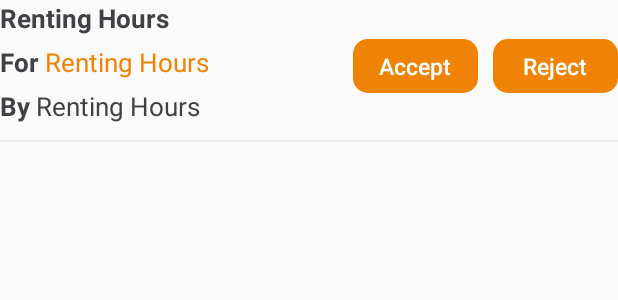
After one commit to aybeedee/spot-it, an Android app: the layout rent_request_component.xml on its own in the app's theme, with its tools: preview values and no code run, on a phone screen of 412 x 824 dp. The commit adds this screen. Shown: the top 300 px of the screen. Run offline under Robolectric (Android 15) with nearby library versions, the phone set to English and light mode, and no system bars.

Commit message:
set up recycler for rent requests

```diff
--- a/app/src/main/java/com/abdullahumer/i200528/ItemReference.java
+++ b/app/src/main/java/com/abdullahumer/i200528/ObjectReference.java
@@ -1,12 +1,12 @@
 package com.abdullahumer.i200528;
 
-public class ItemReference {
+public class ObjectReference {
 
     String id;
 
-    public ItemReference() {}
+    public ObjectReference() {}
 
-    public ItemReference(String id) {
+    public ObjectReference(String id) {
         this.id = id;
     }
 
--- a/app/src/main/res/layout/fragment_home.xml
+++ b/app/src/main/res/layout/fragment_home.xml
@@ -95,6 +95,7 @@
                         android:layout_marginLeft="20dp" />
 
                     <TextView
+                        android:id="@+id/viewRequests"
                         android:layout_width="wrap_content"
                         android:layout_height="wrap_content"
                         android:text="View Requests"
--- /dev/null
+++ b/app/src/main/res/layout/rent_request_component.xml
@@ -0,0 +1,125 @@
+<?xml version="1.0" encoding="utf-8"?>
+<LinearLayout xmlns:android="http://schemas.android.com/apk/res/android"
+    xmlns:app="http://schemas.android.com/apk/res-auto"
+    xmlns:tools="http://schemas.android.com/tools"
+    android:layout_width="match_parent"
+    android:layout_height="wrap_content"
+    android:layout_marginBottom="10dp"
+    android:orientation="vertical"
+    android:id="@+id/request">
+
+    <LinearLayout
+        android:layout_width="match_parent"
+        android:layout_height="wrap_content"
+        android:orientation="horizontal">
+
+        <LinearLayout
+            android:layout_width="0dp"
+            android:layout_height="wrap_content"
+            android:orientation="vertical"
+            android:layout_weight="2">
+
+            <TextView
+                android:id="@+id/itemName"
+                android:layout_width="match_parent"
+                android:layout_height="wrap_content"
+                android:text="Renting Hours"
+                android:textSize="17sp"
+                android:textStyle="bold"
+                android:textColor="@color/primary_grey_1"
+                android:layout_marginBottom="5dp"
+                android:layout_marginRight="20dp" />
+
+            <LinearLayout
+                android:layout_width="match_parent"
+                android:layout_height="wrap_content"
+                android:orientation="horizontal">
+
+                <TextView
+                    android:layout_width="wrap_content"
+                    android:layout_height="wrap_content"
+                    android:text="For "
+                    android:textSize="17sp"
+                    android:textStyle="bold"
+                    android:textColor="@color/primary_grey_1"
+                    android:layout_marginBottom="5dp" />
+
+                <TextView
+                    android:id="@+id/hours"
+                    android:layout_width="wrap_content"
+                    android:layout_height="wrap_content"
+                    android:text="Renting Hours"
+                    android:textSize="17sp"
+                    android:textColor="@color/primary_orange"
+                    android:layout_marginBottom="5dp" />
+
+            </LinearLayout>
+
+            <LinearLayout
+                android:layout_width="match_parent"
+                android:layout_height="wrap_content"
+                android:orientation="horizontal">
+
+                <TextView
+                    android:layout_width="wrap_content"
+                    android:layout_height="wrap_content"
+                    android:text="By "
+                    android:textSize="17sp"
+                    android:textStyle="bold"
+                    android:textColor="@color/primary_grey_1"
+                    android:layout_marginBottom="5dp" />
+
+                <TextView
+                    android:id="@+id/customerName"
+                    android:layout_width="wrap_content"
+                    android:layout_height="wrap_content"
+                    android:text="Renting Hours"
+                    android:textSize="17sp"
+                    android:textColor="@color/primary_grey_1"
+                    android:layout_marginBottom="5dp" />
+
+            </LinearLayout>
+
+        </LinearLayout>
+
+        <LinearLayout
+            android:layout_width="0dp"
+            android:layout_height="wrap_content"
+            android:orientation="horizontal"
+            android:layout_weight="1.5"
+            android:layout_gravity="center_vertical">
+
+            <Button
+                android:text="Accept"
+                android:layout_weight="1"
+                android:layout_width="0dp"
+                android:layout_height="36dp"
+                android:background="@drawable/button"
+                android:textColor="@color/white"
+                android:textAllCaps="false"
+                android:textSize="15sp"
+                android:stateListAnimator="@null" />
+
+            <Button
+                android:text="Reject"
+                android:layout_weight="1"
+                android:layout_width="0dp"
+                android:layout_height="36dp"
+                android:background="@drawable/button"
+                android:textColor="@color/white"
+                android:textAllCaps="false"
+                android:textSize="15sp"
+                android:stateListAnimator="@null"
+                android:layout_marginLeft="10dp" />
+
+        </LinearLayout>
+
+    </LinearLayout>
+
+    <View
+        android:layout_width="match_parent"
+        android:layout_height="1dp"
+        android:background="@color/view_line"
+        android:layout_marginTop="5dp"/>
+
+</LinearLayout>
```
Also changed, not shown: app/src/main/java/com/abdullahumer/i200528/EditItem.java (+3 -5 lines), app/src/main/java/com/abdullahumer/i200528/HomeFragment.java (+13 -3 lines), app/src/main/java/com/abdullahumer/i200528/RentRequests.java (+104 -0 lines), app/src/main/java/com/abdullahumer/i200528/RequestAdapter.java (added, +176 -0 lines), app/src/main/res/layout/activity_rent_requests.xml (+12 -1 lines).
